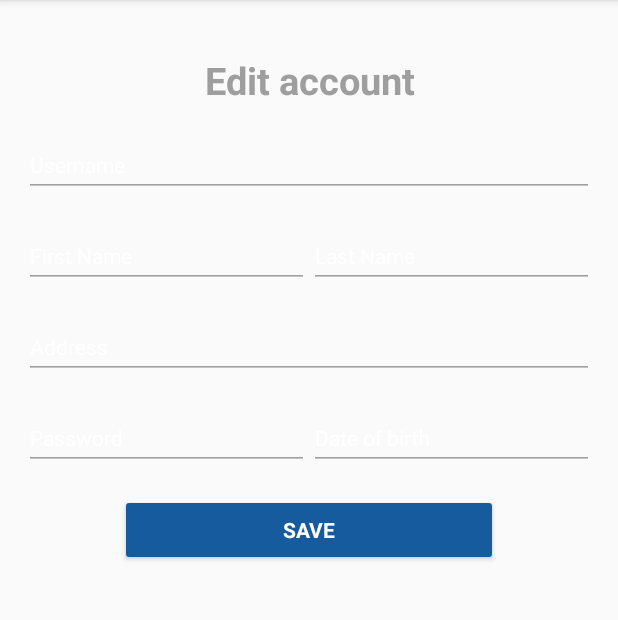
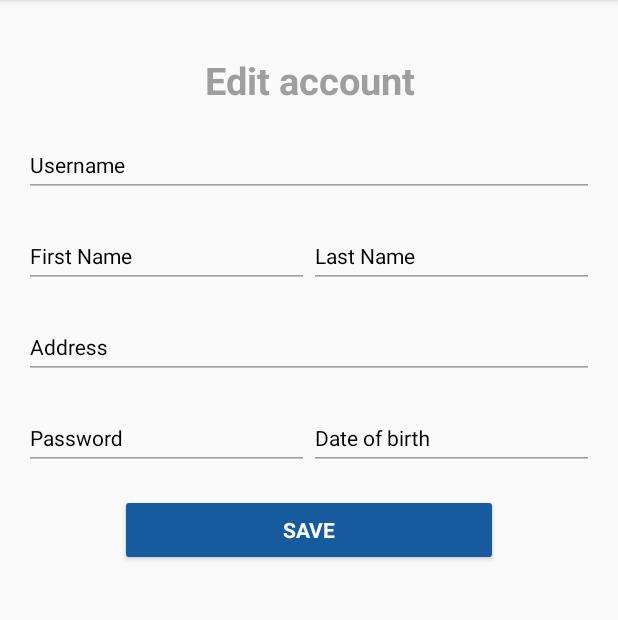
Before and after one commit to PieterAp/TeSP-PSI-PL2-07---App-Android, an Android app: the AccountActivity screen opened directly, with no data from a screen before it, on a phone screen of 412 x 824 dp, the part 84-704 px from its top. Run offline under Robolectric (Android 15) with nearby library versions, the light colour scheme and no system bars; our stand-ins replace Volley; network calls fail.

Commit message:
User account fix

```diff
--- a/FixByte/app/src/main/res/layout/activity_account.xml
+++ b/FixByte/app/src/main/res/layout/activity_account.xml
@@ -72,6 +72,7 @@
                         android:layout_width="match_parent"
                         android:layout_height="wrap_content"
                         android:layout_weight="2"
+                        android:textColorHint="@android:color/black"
                         android:theme="@style/TextLabel">
 
                         <EditText
@@ -83,8 +84,7 @@
                             android:inputType="text"
                             android:maxLines="1"
                             android:singleLine="true"
-                            android:textColor="@android:color/black"
-                            android:textColorHint="@android:color/background_dark"
+                            android:textColor="@color/colorAccent"
                             android:textSize="14sp"
                             android:theme="@style/username" />
 
@@ -107,6 +107,7 @@
                             android:layout_width="wrap_content"
                             android:layout_height="wrap_content"
                             android:layout_weight="2"
+                            android:textColorHint="@android:color/black"
                             android:theme="@style/TextLabel">
 
                             <EditText
@@ -117,8 +118,7 @@
                                 android:inputType="textPersonName"
                                 android:maxLines="1"
                                 android:singleLine="true"
-                                android:textColor="@android:color/black"
-                                android:textColorHint="@android:color/black"
+                                android:textColor="@color/colorAccent"
                                 android:textSize="14sp"
                                 android:theme="@style/first_name" />
 
@@ -128,6 +128,7 @@
                             android:layout_width="wrap_content"
                             android:layout_height="match_parent"
                             android:layout_weight="2"
+                            android:textColorHint="@android:color/black"
                             android:theme="@style/TextLabel">
 
                             <EditText
@@ -138,11 +139,10 @@
                                 android:inputType="textPersonName"
                                 android:maxLines="1"
                                 android:singleLine="true"
-                                android:textColor="@android:color/black"
+                                android:textColor="@color/colorAccent"
                                 android:textColorHint="@color/colorAccent"
                                 android:textSize="14sp"
-                                android:theme="@style/last_name"
-                                />
+                                android:theme="@style/last_name" />
 
                         </android.support.design.widget.TextInputLayout>
                     </LinearLayout>
@@ -156,6 +156,7 @@
                         android:layout_width="match_parent"
                         android:layout_height="wrap_content"
                         android:layout_weight="1"
+                        android:textColorHint="@android:color/black"
                         android:theme="@style/TextLabel">
 
                         <EditText
@@ -169,8 +170,7 @@
                             android:textColor="@color/colorAccent"
                             android:textColorHint="@color/colorAccent"
                             android:textSize="14sp"
-                            android:theme="@style/address"
-                        />
+                            android:theme="@style/address" />
 
                     </android.support.design.widget.TextInputLayout>
 
@@ -191,6 +191,7 @@
                             android:layout_width="wrap_content"
                             android:layout_height="wrap_content"
                             android:layout_weight="2"
+                            android:textColorHint="@android:color/black"
                             android:theme="@style/TextLabel">
 
                             <EditText
@@ -208,8 +209,7 @@
                                 android:textColor="@color/colorAccent"
                                 android:textColorHint="@color/colorAccent"
                                 android:textSize="14sp"
-                                android:theme="@style/password"
-                                />
+                                android:theme="@style/password" />
 
                         </android.support.design.widget.TextInputLayout>
 
@@ -217,6 +217,7 @@
                             android:layout_width="wrap_content"
                             android:layout_height="wrap_content"
                             android:layout_weight="2"
+                            android:textColorHint="@android:color/black"
                             android:theme="@style/TextLabel">
 
                             <EditText
@@ -233,8 +234,7 @@
                                 android:textColor="@color/colorAccent"
                                 android:textColorHint="@color/colorAccent"
                                 android:textSize="14sp"
-                                android:theme="@style/dateOfBirth"
-                                />
+                                android:theme="@style/dateOfBirth" />
 
                         </android.support.design.widget.TextInputLayout>
 
```
